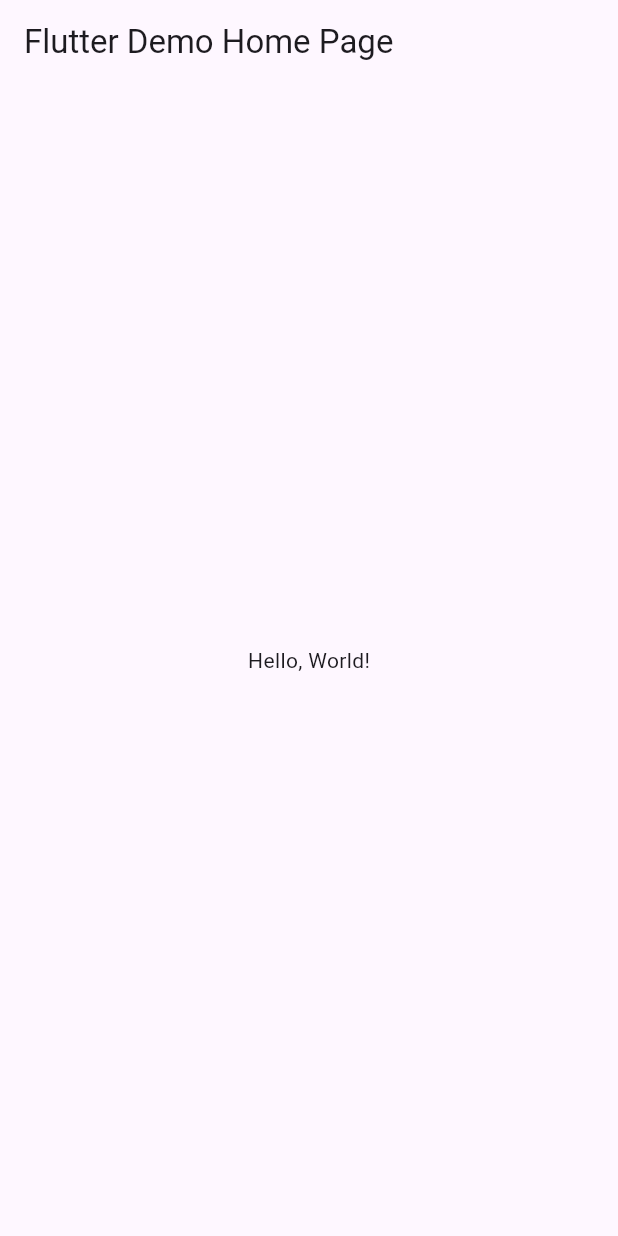
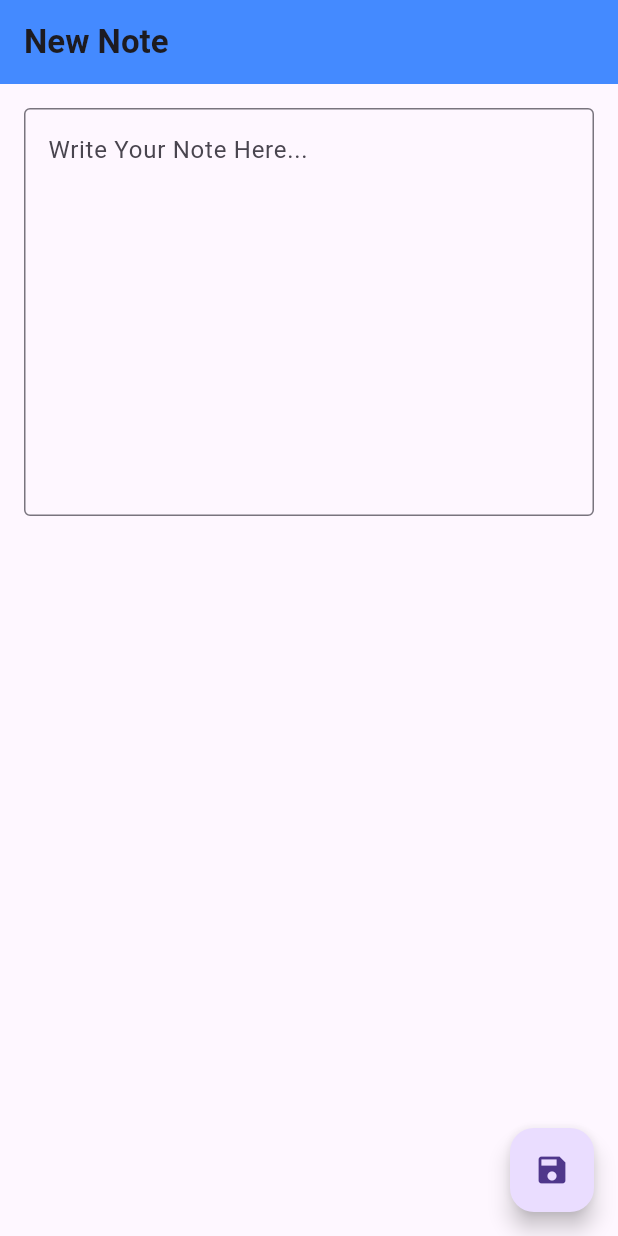
Before and after one commit to Hiteshgurnani123/AI_Notes_App, a Flutter app: the screen it shows after launch, on a phone screen of 412 x 824 dp. Run offline on Flutter 3.47's test engine with Material 3 defaults, Android fonts, the phone set to English and light mode, and no system bars; our stand-ins replace firebase_auth; accounts and stored records are empty.

```diff
--- /dev/null
+++ b/lib/AddEditNoteScreen.dart
@@ -0,0 +1,41 @@
+import 'package:flutter/material.dart';
+
+class AddEditNoteScreen extends StatefulWidget {
+  const AddEditNoteScreen({Key? key}) : super(key: key);
+
+  @override
+  State<AddEditNoteScreen> createState() => _AddEditNoteScreenState();
+}
+
+class _AddEditNoteScreenState extends State<AddEditNoteScreen> {
+  TextEditingController _controller = TextEditingController();
+
+  @override
+  Widget build(BuildContext context) {
+    return Scaffold(
+        appBar: AppBar(
+          backgroundColor: Colors.blueAccent,
+          title: Text(
+            "New Note",
+            style: TextStyle(fontWeight: FontWeight.bold),
+          ),
+        ),
+        body: Padding(
+          padding: const EdgeInsets.all(16.0),
+          child: TextField(
+            controller: _controller,
+            maxLines: 10,
+            decoration: InputDecoration(
+              hintText: "Write Your Note Here...",
+              border: OutlineInputBorder(),
+            ),
+          ),
+        ),
+        floatingActionButton: FloatingActionButton(
+          onPressed: () {
+            //TODO: save note to firebase;
+          },
+          child: Icon(Icons.save),
+        ));
+  }
+}
--- a/lib/main.dart
+++ b/lib/main.dart
@@ -1,43 +1,15 @@
+import 'package:ai_notes/AddEditNoteScreen.dart';
+import 'package:ai_notes/loginScreen.dart';
 import 'package:flutter/material.dart';
+import 'NotesListScreen.dart';
 
 void main() => runApp(MyApp());
 
 class MyApp extends StatelessWidget {
-  const MyApp({super.key});
-  // This widget is the root of your application.
-  @override
-  Widget build(BuildContext context) {
-    return MaterialApp(
-      // Application name
-      title: 'Flutter Hello World',
-      // Application theme data, you can set the colors for the application as
-      // you want
-      theme: ThemeData(
-        // useMaterial3: false,
-        primarySwatch: Colors.blue,
-      ),
-      // A widget which will be started on application startup
-      home: MyHomePage(title: 'Flutter Demo Home Page'),
-    );
-  }
-}
-
-class MyHomePage extends StatelessWidget {
-  final String title;
-  const MyHomePage({super.key, required this.title});
+  const MyApp({Key? key}) : super(key: key);
 
   @override
   Widget build(BuildContext context) {
-    return Scaffold(
-      appBar: AppBar(
-        // The title text which will be shown on the action bar
-        title: Text(title),
-      ),
-      body: Center(
-        child: Text(
-          'Hello, World!',
-        ),
-      ),
-    );
+    return MaterialApp(home: AddEditNoteScreen());
   }
 }
```
Also changed, not shown: lib/NotesListScreen.dart (added, +44 -0 lines), lib/loginScreen.dart (added, +31 -0 lines), pubspec.yaml (+4 -14 lines).
